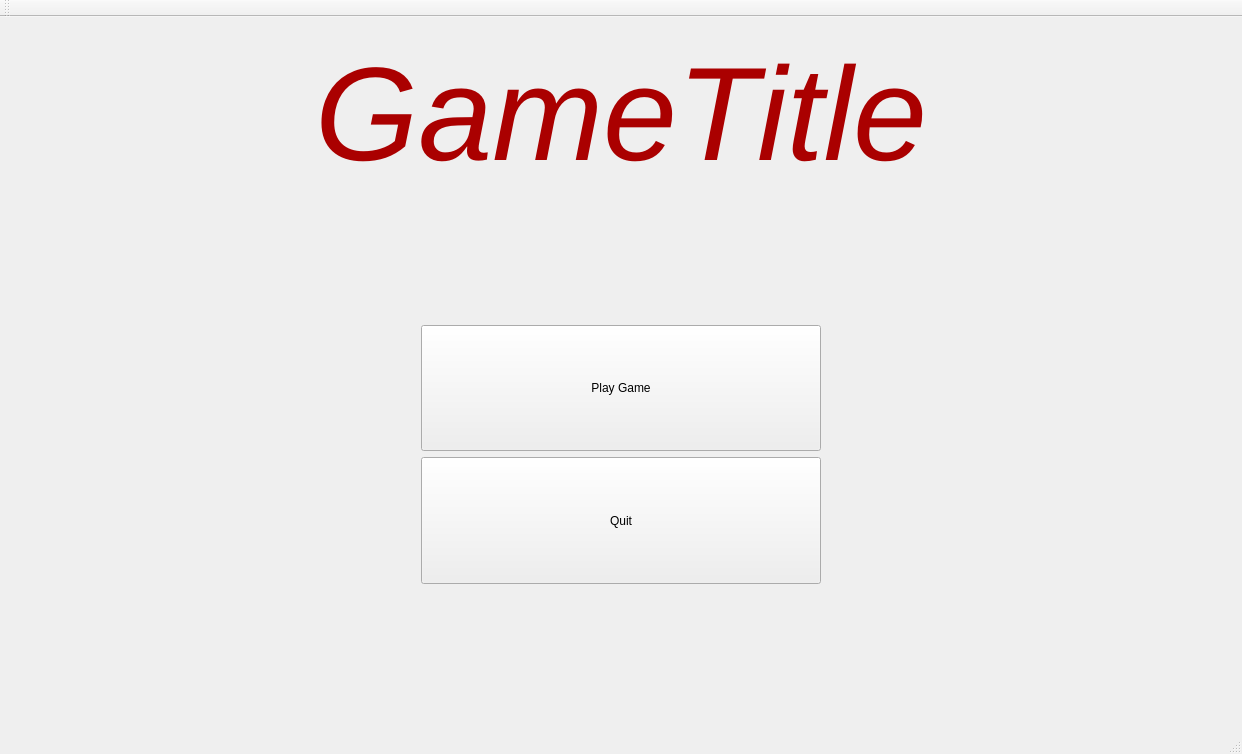
Above: GameProject/gamewindow.ui from ltuijnder/GameProject before the change. Below: the same form after it.
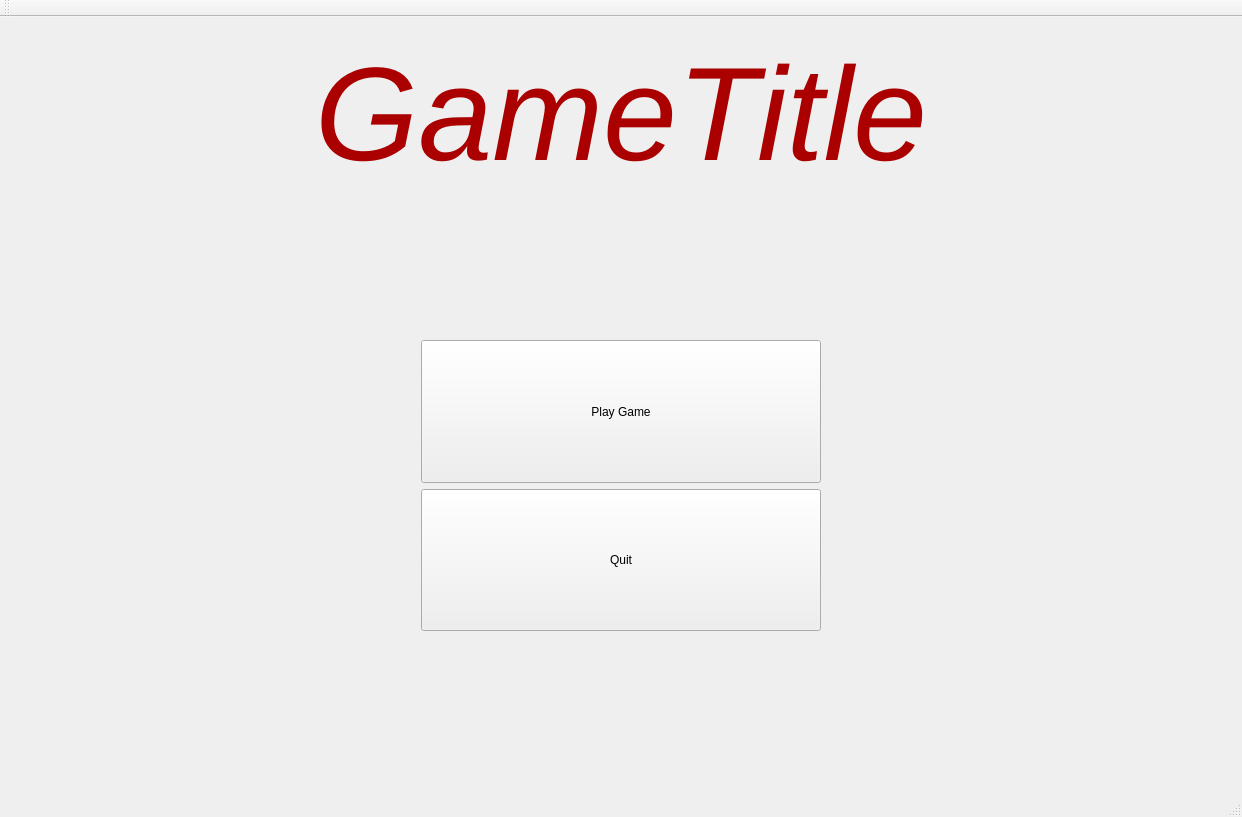
That is the form after the change.

```diff
--- a/GameProject/gamewindow.ui
+++ b/GameProject/gamewindow.ui
@@ -7,7 +7,7 @@
     <x>0</x>
     <y>0</y>
     <width>1242</width>
-    <height>644</height>
+    <height>817</height>
    </rect>
   </property>
   <property name="sizePolicy">
```
Left out of the diff: 71 changed lines with no effect on the pictures.
